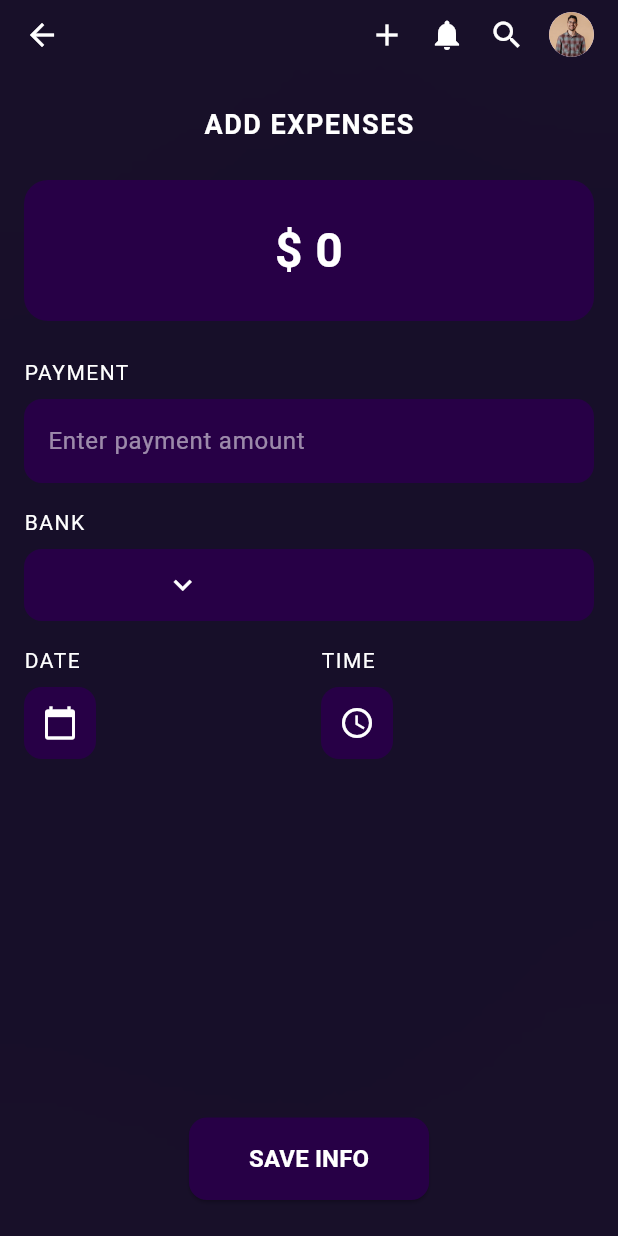
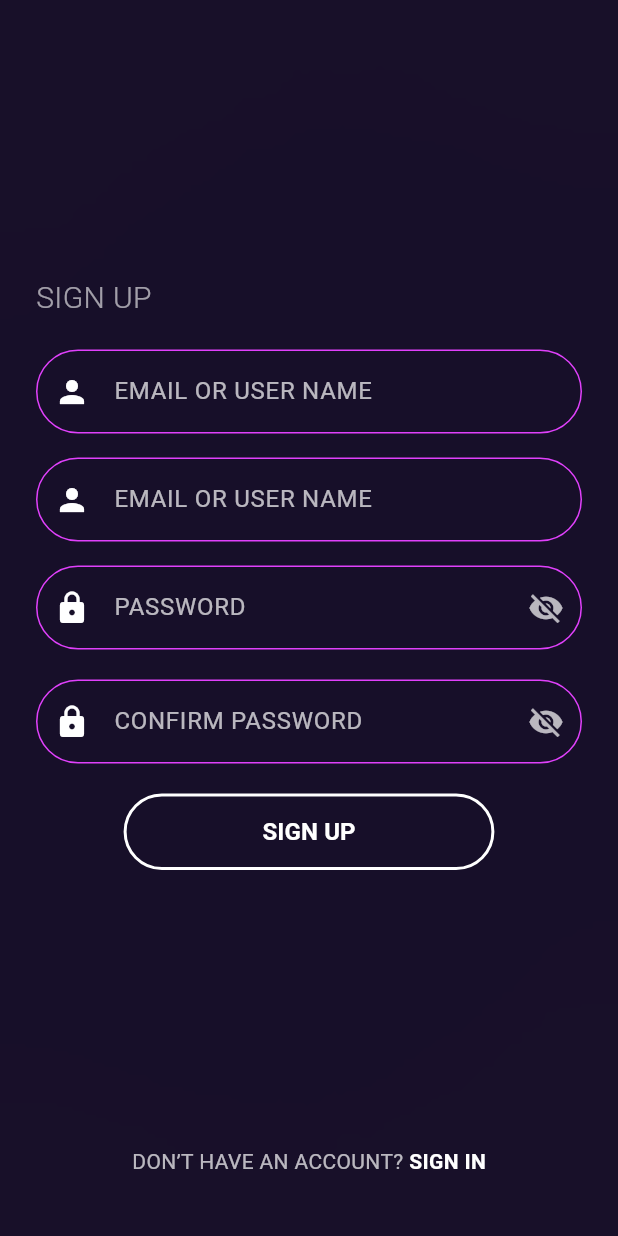
Before and after one commit to Sandu1234/CreditCardManager, a Flutter app: the screen it shows after launch, on a phone screen of 412 x 824 dp. Run offline on Flutter 3.47's test engine with Material 3 defaults, Android fonts, the phone set to English and light mode, and no system bars.

Commit message:
login/signup

```diff
--- a/lib/main.dart
+++ b/lib/main.dart
@@ -1,10 +1,12 @@
 import 'package:credit_card_manager/screens/add_expences.dart';
 import 'package:credit_card_manager/screens/add_new_credit_card.dart';
+import 'package:credit_card_manager/screens/login.dart';
 import 'package:credit_card_manager/screens/notifications.dart';
 import 'package:credit_card_manager/screens/onboarding_page_1.dart';
 import 'package:credit_card_manager/screens/onboarding_page_2.dart';
 import 'package:credit_card_manager/screens/onboarding_page_3.dart';
 import 'package:credit_card_manager/screens/onboarding_page_4.dart';
+import 'package:credit_card_manager/screens/signup.dart';
 import 'package:credit_card_manager/screens/specific_bank_details.dart';
 import 'package:credit_card_manager/screens/success.dart';
 import 'package:flutter/material.dart';
@@ -26,38 +28,40 @@ class MyApp extends StatelessWidget {
       theme: ThemeData(
         useMaterial3: true,
       ),
-      initialRoute: '/AddExpenses', // Starting route
+      initialRoute: '/signup', // Starting route
       routes: {
-        '/onboarding1': (context) => GradientBackground(
+        '/onboarding1': (context) => const GradientBackground(
               child: OnboardingPage1(),
             ),
-        '/onboarding2': (context) => GradientBackground(
+        '/onboarding2': (context) => const GradientBackground(
               child: OnboardingPage2(),
             ),
-        '/onboarding3': (context) => GradientBackground(
+        '/onboarding3': (context) => const GradientBackground(
               child: OnboardingPage3(),
             ),
-        '/onboarding4': (context) => GradientBackground(
+        '/onboarding4': (context) => const GradientBackground(
               child: OnboardingPage4(),
             ),
-        '/home': (context) => GradientBackground(
+        '/home': (context) => const GradientBackground(
               child: HomePage(),
             ),
-        '/specificbankdetails': (context) => GradientBackground(
-              child: const SpecificBankDetails(),
+        '/specificbankdetails': (context) => const GradientBackground(
+              child: SpecificBankDetails(),
             ),
-        '/notifications': (context) => GradientBackground(
+        '/notifications': (context) => const GradientBackground(
               child: NotificationPage(),
             ),
-        '/success': (context) => GradientBackground(
+        '/success': (context) => const GradientBackground(
               child: SuccessPage(),
             ),
-        '/AddExpenses': (context) => GradientBackground(
+        '/AddExpenses': (context) => const GradientBackground(
               child: AddExpensesPage(),
             ),
-        '/addnewcreditcard': (context) => GradientBackground(
+        '/addnewcreditcard': (context) => const GradientBackground(
               child: AddCreditCardPage(),
             ),
+        '/login': (context) => const GradientBackground(child: LoginPage()),
+        '/signup': (context) => const GradientBackground(child: SignUpPage())
       },
     );
   }
--- a/lib/screens/add_expences.dart
+++ b/lib/screens/add_expences.dart
@@ -27,15 +27,15 @@ class AddExpensesPage extends StatelessWidget {
                         child:
                             const Icon(Icons.arrow_back, color: Colors.white),
                       ),
-                      Row(
+                      const Row(
                         children: [
-                          const Icon(Icons.add, color: Colors.white),
-                          const SizedBox(width: 16),
-                          const Icon(Icons.notifications, color: Colors.white),
-                          const SizedBox(width: 16),
-                          const Icon(Icons.search, color: Colors.white),
-                          const SizedBox(width: 16),
-                          const CircleAvatar(
+                          Icon(Icons.add, color: Colors.white),
+                          SizedBox(width: 16),
+                          Icon(Icons.notifications, color: Colors.white),
+                          SizedBox(width: 16),
+                          Icon(Icons.search, color: Colors.white),
+                          SizedBox(width: 16),
+                          CircleAvatar(
                             backgroundImage: AssetImage(
                                 "assets/images/user.png"), // Replace with your asset
                             radius: 15,
--- /dev/null
+++ b/lib/screens/signup.dart
@@ -0,0 +1,203 @@
+import 'package:flutter/material.dart';
+import 'package:credit_card_manager/screens/background.dart';
+
+class SignUpPage extends StatefulWidget {
+  const SignUpPage({Key? key}) : super(key: key);
+
+  @override
+  _SignUpPageState createState() => _SignUpPageState();
+}
+
+class _SignUpPageState extends State<SignUpPage> {
+  bool _isPasswordVisible = false;
+
+  @override
+  Widget build(BuildContext context) {
+    return Scaffold(
+      body: GradientBackground(
+        child: Padding(
+          padding: const EdgeInsets.symmetric(horizontal: 24.0),
+          child: Column(
+            mainAxisAlignment: MainAxisAlignment.center,
+            children: [
+              const Spacer(),
+
+              // "SIGN UP" text at the top-left
+              Align(
+                alignment: Alignment.centerLeft,
+                child: Text(
+                  "SIGN UP",
+                  style: TextStyle(
+                    color: Colors.white.withOpacity(0.6),
+                    fontSize: 20,
+                    fontWeight: FontWeight.w300,
+                  ),
+                ),
+              ),
+              const SizedBox(height: 20),
+
+              // Email or Username Field
+              TextField(
+                style: const TextStyle(color: Colors.white),
+                decoration: InputDecoration(
+                  prefixIcon: const Icon(Icons.person, color: Colors.white),
+                  hintText: 'EMAIL OR USER NAME',
+                  hintStyle: const TextStyle(color: Colors.white70),
+                  enabledBorder: OutlineInputBorder(
+                    borderSide: const BorderSide(color: Colors.purpleAccent),
+                    borderRadius: BorderRadius.circular(30),
+                  ),
+                  focusedBorder: OutlineInputBorder(
+                    borderSide: const BorderSide(color: Colors.purpleAccent),
+                    borderRadius: BorderRadius.circular(30),
+                  ),
+                ),
+              ),
+              const SizedBox(height: 16),
+
+              // Confirm Email or Username Field
+              TextField(
+                style: const TextStyle(color: Colors.white),
+                decoration: InputDecoration(
+                  prefixIcon: const Icon(Icons.person, color: Colors.white),
+                  hintText: 'EMAIL OR USER NAME',
+                  hintStyle: const TextStyle(color: Colors.white70),
+                  enabledBorder: OutlineInputBorder(
+                    borderSide: const BorderSide(color: Colors.purpleAccent),
+                    borderRadius: BorderRadius.circular(30),
+                  ),
+                  focusedBorder: OutlineInputBorder(
+                    borderSide: const BorderSide(color: Colors.purpleAccent),
+                    borderRadius: BorderRadius.circular(30),
+                  ),
+                ),
+              ),
+              const SizedBox(height: 16),
+
+              // Password Field
+              TextField(
+                obscureText: !_isPasswordVisible,
+                style: const TextStyle(color: Colors.white),
+                decoration: InputDecoration(
+                  prefixIcon: const Icon(Icons.lock, color: Colors.white),
+                  hintText: 'PASSWORD',
+                  hintStyle: const TextStyle(color: Colors.white70),
+                  suffixIcon: IconButton(
+                    icon: Icon(
+                      _isPasswordVisible
+                          ? Icons.visibility
+                          : Icons.visibility_off,
+                      color: Colors.white70,
+                    ),
+                    onPressed: () {
+                      setState(() {
+                        _isPasswordVisible = !_isPasswordVisible;
+                      });
+                    },
+                  ),
+                  enabledBorder: OutlineInputBorder(
+                    borderSide: const BorderSide(color: Colors.purpleAccent),
+                    borderRadius: BorderRadius.circular(30),
+                  ),
+                  focusedBorder: OutlineInputBorder(
+                    borderSide: const BorderSide(color: Colors.purpleAccent),
+                    borderRadius: BorderRadius.circular(30),
+                  ),
+                ),
+              ),
+              const SizedBox(height: 20),
+              // Password Field
+              TextField(
+                obscureText: !_isPasswordVisible,
+                style: const TextStyle(color: Colors.white),
+                decoration: InputDecoration(
+                  prefixIcon: const Icon(Icons.lock, color: Colors.white),
+                  hintText: 'CONFIRM PASSWORD',
+                  hintStyle: const TextStyle(color: Colors.white70),
+                  suffixIcon: IconButton(
+                    icon: Icon(
+                      _isPasswordVisible
+                          ? Icons.visibility
+                          : Icons.visibility_off,
+                      color: Colors.white70,
+                    ),
+                    onPressed: () {
+                      setState(() {
+                        _isPasswordVisible = !_isPasswordVisible;
+                      });
+                    },
+                  ),
+                  enabledBorder: OutlineInputBorder(
+                    borderSide: const BorderSide(color: Colors.purpleAccent),
+                    borderRadius: BorderRadius.circular(30),
+                  ),
+                  focusedBorder: OutlineInputBorder(
+                    borderSide: const BorderSide(color: Colors.purpleAccent),
+                    borderRadius: BorderRadius.circular(30),
+                  ),
+                ),
+              ),
+              const SizedBox(height: 20),
+
+              // Sign Up Button
+              SizedBox(
+                width: MediaQuery.of(context).size.width * 0.6,
+                child: OutlinedButton(
+                  onPressed: () {
+                    // Add sign-up logic
+                  },
+                  style: OutlinedButton.styleFrom(
+                    side: const BorderSide(color: Colors.white, width: 2),
+                    shape: RoundedRectangleBorder(
+                      borderRadius: BorderRadius.circular(30),
+                    ),
+                    padding: const EdgeInsets.symmetric(vertical: 14),
+                  ),
+                  child: const Text(
+                    "SIGN UP",
+                    style: TextStyle(
+                      color: Colors.white,
+                      fontSize: 16,
+                      fontWeight: FontWeight.bold,
+                    ),
+                  ),
+                ),
+              ),
+
+              const Spacer(),
+
+              // Sign In Section
+              Row(
+                mainAxisAlignment: MainAxisAlignment.center,
+                children: [
+                  const Text(
+                    "DON’T HAVE AN ACCOUNT? ",
+                    style: TextStyle(
+                      color: Colors.white70,
+                      fontSize: 14,
+                    ),
+                  ),
+                  GestureDetector(
+                    onTap: () {
+                      // Navigate to Sign-In page
+                      Navigator.pushNamed(context, '/login');
+                    },
+                    child: const Text(
+                      "SIGN IN",
+                      style: TextStyle(
+                        color: Colors.white,
+                        fontSize: 14,
+                        fontWeight: FontWeight.bold,
+                      ),
+                    ),
+                  ),
+                ],
+              ),
+              const SizedBox(height: 40),
+            ],
+          ),
+        ),
+      ),
+    );
+  }
+}
```
Also changed, not shown: lib/screens/login.dart (added, +152 -0 lines), lib/screens/onboarding_page_1.dart (+27 -1 lines), lib/screens/onboarding_page_2.dart (+28 -0 lines), lib/screens/onboarding_page_3.dart (+28 -0 lines), lib/screens/onboarding_page_4.dart (+28 -0 lines), 1 other file.
